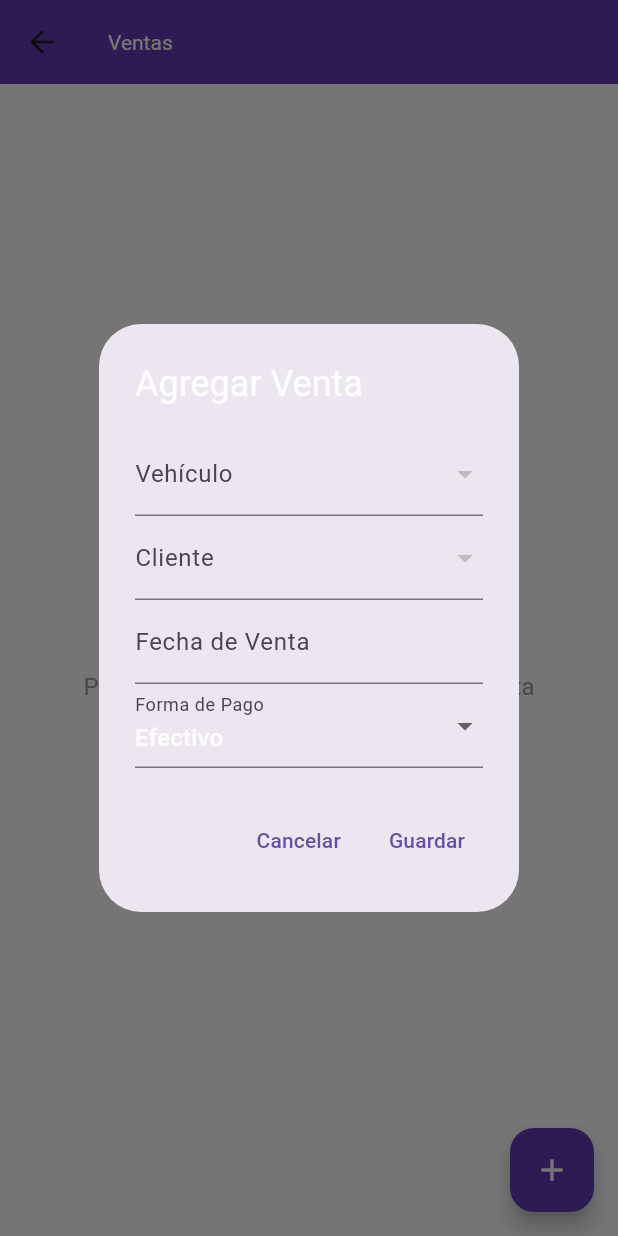
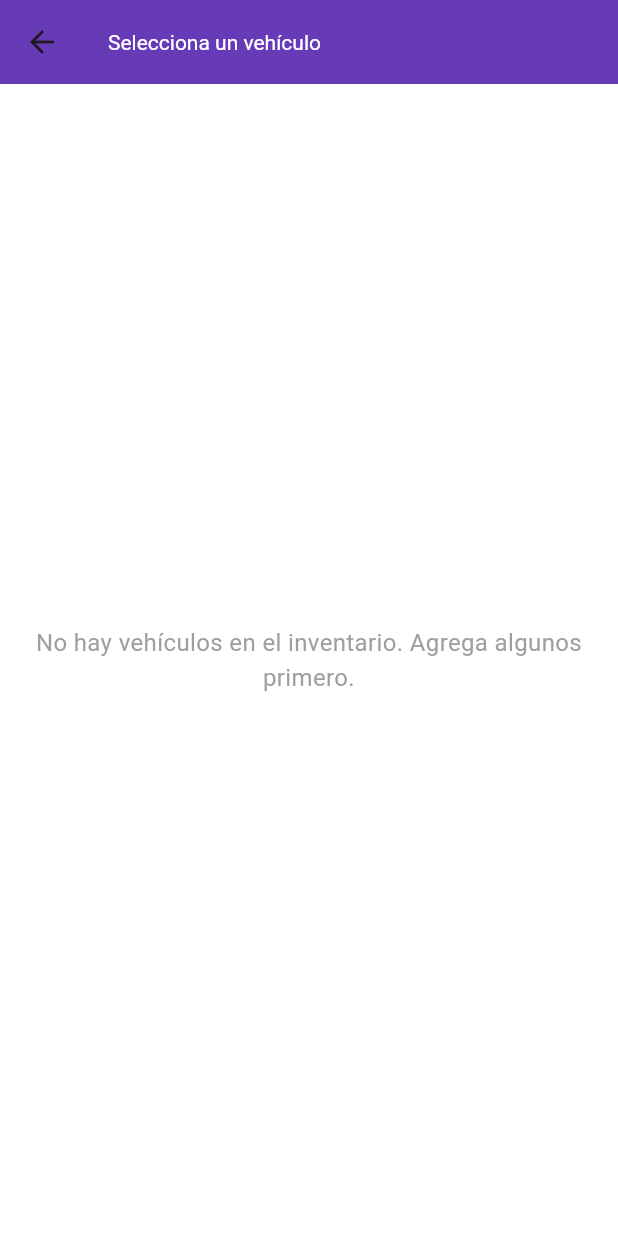
Before and after one commit to taek18/appConcesionario, a Flutter app: the SalesScreen screen opened by its route, after a tap on the "add" icon, on a phone screen of 412 x 824 dp. Run offline on Flutter 3.47's test engine with Material 3 defaults, Android fonts, the phone set to English and light mode, and no system bars; our stand-ins replace hive, hive_flutter, image_picker, table_calendar; accounts and stored records are empty.

Commit message:
inv en ventas

```diff
--- /dev/null
+++ b/lib/views/sales_inventory_screen.dart
@@ -0,0 +1,94 @@
+import 'package:flutter/material.dart';
+import 'package:hive_flutter/hive_flutter.dart';
+import 'package:proyecto_integrador/controllers/client.dart';
+import 'package:proyecto_integrador/controllers/vehicle.dart';
+import 'add_sales_dialog.dart';
+
+class InventoryScreenForSales extends StatefulWidget {
+  const InventoryScreenForSales({super.key});
+
+  @override
+  InventoryScreenForSalesState createState() => InventoryScreenForSalesState();
+}
+
+class InventoryScreenForSalesState extends State<InventoryScreenForSales> {
+  late Box<Vehicle> vehicleBox;
+  late Box<Client> clientBox;
+
+  @override
+  void initState() {
+    super.initState();
+    vehicleBox = Hive.box<Vehicle>('inventario');
+    clientBox = Hive.box<Client>('clientes');
+  }
+
+  void _openAddSaleDialog(Vehicle vehicle) {
+    Client? selectedClient = clientBox.isNotEmpty ? clientBox.getAt(0) : null;
+
+    if (selectedClient != null) {
+      showDialog(
+        context: context,
+        builder: (BuildContext context) {
+          return AddSaleDialog(
+            availableVehicles: [vehicle],
+            availableClients: clientBox.values.toList(),
+            initialVehicle: vehicle,
+            onAddSale: (vehicle, client, date, paymentType) {
+              final newSale = {
+                'vehicle': vehicle,
+                'client': client,
+                'date': date,
+                'paymentType': paymentType,
+              };
+              Navigator.of(context).pop(newSale);
+            },
+          );
+        },
+      );
+    } else {
+      ScaffoldMessenger.of(context).showSnackBar(
+        const SnackBar(content: Text('No hay clientes disponibles.')),
+      );
+    }
+  }
+
+  @override
+  Widget build(BuildContext context) {
+    return Scaffold(
+      appBar: AppBar(
+        title: const Text('Selecciona un vehículo'),
+        backgroundColor: Colors.deepPurple,
+      ),
+      body: ValueListenableBuilder(
+        valueListenable: vehicleBox.listenable(),
+        builder: (context, Box<Vehicle> box, _) {
+          if (box.isEmpty) {
+            return const Center(
+              child: Text(
+                'No hay vehículos en el inventario. Agrega algunos primero.',
+                style: TextStyle(fontSize: 16, color: Colors.grey),
+                textAlign: TextAlign.center,
+              ),
+            );
+          }
+
+          return ListView.builder(
+            padding: const EdgeInsets.all(16.0),
+            itemCount: box.length,
+            itemBuilder: (context, index) {
+              final vehicle = box.getAt(index)!;
+              return GestureDetector(
+                onTap: () => _openAddSaleDialog(vehicle),
+                child: ListTile(
+                  title: Text(vehicle.name),
+                  subtitle: Text(vehicle.model),
+                  leading: Image.asset(vehicle.imagePath),
+                ),
+              );
+            },
+          );
+        },
+      ),
+    );
+  }
+}
--- a/lib/views/sales_screen.dart
+++ b/lib/views/sales_screen.dart
@@ -2,6 +2,7 @@ import 'package:flutter/material.dart';
 import 'package:intl/intl.dart';
 import 'package:hive_flutter/hive_flutter.dart';
 import 'package:proyecto_integrador/views/add_sales_dialog.dart';
+import 'package:proyecto_integrador/views/sales_inventory_screen.dart';
 import '../controllers/sales.dart';
 import '../controllers/vehicle.dart';
 import '../controllers/client.dart';
@@ -60,25 +61,6 @@ class SalesScreenState extends State<SalesScreen> {
           ],
         );
       },
-    );
-  }
-
-  void _showAddSaleDialog() {
-    showDialog(
-      context: context,
-      builder: (context) => AddSaleDialog(
-        availableVehicles: vehicleBox.values.toList(),
-        availableClients: clientBox.values.toList(),
-        onAddSale: (vehicle, client, date, paymentType) {
-          final newSale = Sales(
-            vehicle: vehicle,
-            client: client,
-            date: date,
-            paymentType: paymentType,
-          );
-          _addSale(newSale);
-        },
-      ),
     );
   }
 
@@ -150,7 +132,26 @@ class SalesScreenState extends State<SalesScreen> {
         },
       ),
       floatingActionButton: FloatingActionButton(
-        onPressed: _showAddSaleDialog,
+        onPressed: () async {
+          final result = await Navigator.push(
+            context,
+            MaterialPageRoute(
+              builder: (context) => const InventoryScreenForSales(),
+            ),
+          );
+
+          if (result != null) {
+            final newSale = Sales(
+              vehicle: result['vehicle'],
+              client: result['client'],
+              date: result['date'],
+              paymentType: result['paymentType'],
+            );
+            _addSale(newSale);
+          } else {
+            debugPrint('No se recibió ningún resultado.');
+          }
+        },
         backgroundColor: Colors.deepPurple,
         child: const Icon(Icons.add, color: Colors.white),
       ),
```
Also changed, not shown: lib/views/add_sales_dialog.dart (+29 -21 lines).
